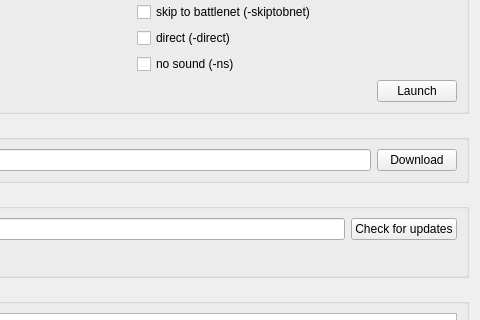
This is pypod_launcher/main.ui in pohmelie/pypod-launcher as Qt 5 draws it before an edit; both pictures show x 213 to 693 and y 107 to 427 of the 693 by 758 pixel window. The edited form follows.
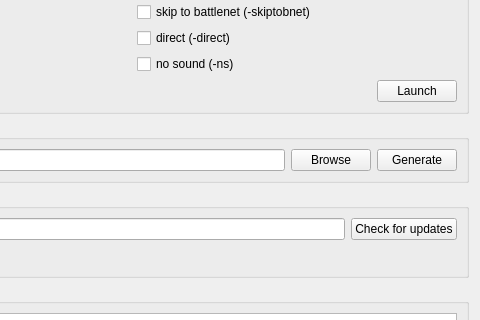
This is the edited form.

Commit message: add jinja2-based loot filter generator

```diff
--- a/pypod_launcher/main.ui
+++ b/pypod_launcher/main.ui
@@ -132,7 +132,14 @@
       <item>
        <widget class="QPushButton" name="download_button">
         <property name="text">
-         <string>Download</string>
+         <string>Browse</string>
+        </property>
+       </widget>
+      </item>
+      <item>
+       <widget class="QPushButton" name="generate_loot_filter_button">
+        <property name="text">
+         <string>Generate</string>
         </property>
        </widget>
       </item>
```
Left out of the diff: 2 changed lines with no effect on the pictures. The commit also changes 5 other files.
